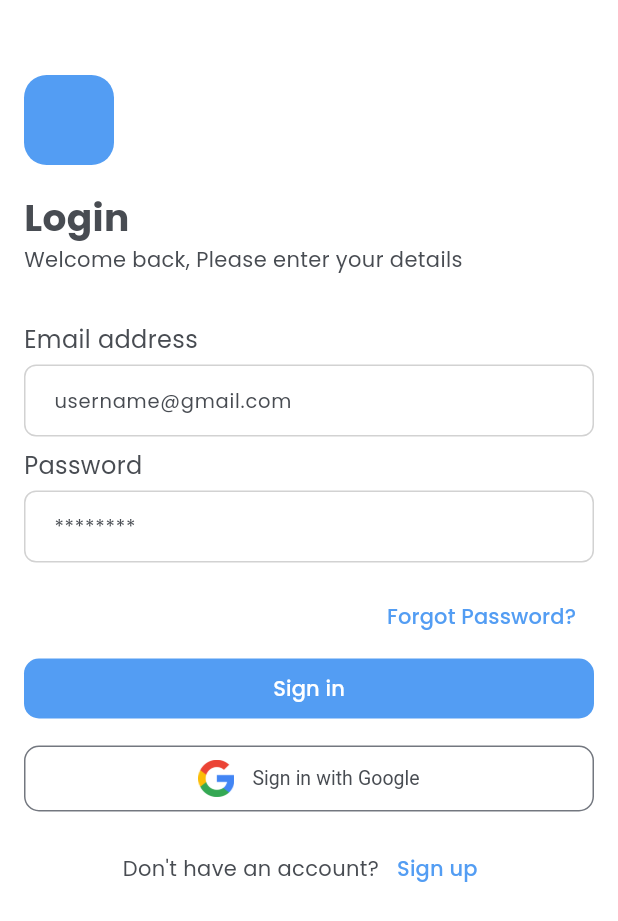
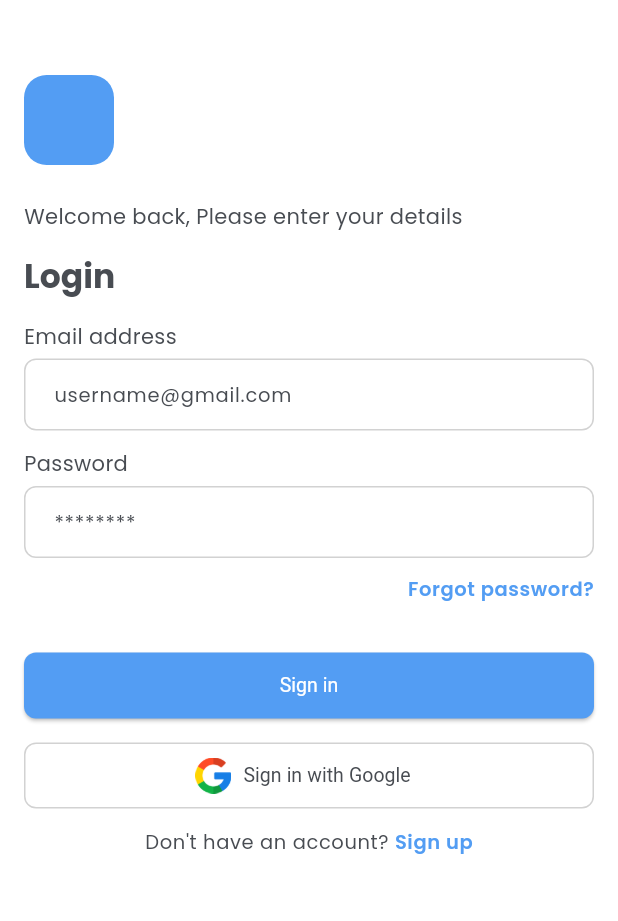
Before and after one commit to Wyntap-Inc/easevents_app, a Flutter app: the LoginPage screen opened directly, on a phone screen of 412 x 824 dp. Shown: the top 921 px of the screen. Run offline on Flutter 3.47's test engine with Material 3 defaults, Android fonts, the phone set to English and light mode, and no system bars; our stand-ins replace google_fonts.

Commit message:
updated login: texttheme styles, richtext, singlechild scrollview. updated main: portrait mode only

```diff
--- a/lib/exports.dart
+++ b/lib/exports.dart
@@ -1,5 +1,6 @@
 export 'package:flutter/material.dart';
 export 'package:flutter/gestures.dart';
+export 'package:flutter/services.dart';
 
 export './constants/styles.dart';
 export './constants/app_theme.dart';
--- a/lib/main.dart
+++ b/lib/main.dart
@@ -8,6 +8,10 @@ class MyApp extends StatelessWidget {
   const MyApp({super.key});
   @override
   Widget build(BuildContext context) {
+    SystemChrome.setPreferredOrientations([
+      DeviceOrientation.portraitUp,
+    ]);
+
     return MaterialApp(
       debugShowCheckedModeBanner: false,
       title: 'Flutter Demo',
--- a/lib/screens/login_screen.dart
+++ b/lib/screens/login_screen.dart
@@ -7,11 +7,12 @@ class LoginPage extends StatelessWidget {
   Widget build(BuildContext context) {
     return SafeArea(
       child: Scaffold(
-        body: Padding(
+        body: SingleChildScrollView(
+          child: Padding(
             padding: const EdgeInsets.only(left: 16, right: 16, top: 50),
             child: Column(
               crossAxisAlignment: CrossAxisAlignment.start,
-            children: [
+              children: <Widget>[
                 Container(
                   width: 60,
                   height: 60,
@@ -21,55 +22,45 @@ class LoginPage extends StatelessWidget {
                   ),
                 ),
                 const SizedBox(
-                height: 17,
-              ),
-              const Text(
-                'Login',
-                style: TextStyle(
-                  fontSize: 25,
-                  fontWeight: FontWeight.bold,
-                ),
+                  height: 24,
                 ),
                 const Text('Welcome back, Please enter your details'),
                 const SizedBox(
-                height: 32,
+                  height: 16,
                 ),
-              const Text(
+                Text('Login',
+                    style: Theme.of(context).textTheme.titleLarge!.copyWith(
+                          fontWeight: FontWeight.bold,
+                        )),
+                const SizedBox(
+                  height: 16,
+                ),
+                Text(
                   'Email address',
-                style: TextStyle(
-                  fontSize: 16,
-                ),
+                  style: Theme.of(context).textTheme.bodyMedium!,
                 ),
                 const SizedBox(
                   height: 5,
                 ),
                 TextFormField(
-                decoration: InputDecoration(
+                  decoration: const InputDecoration(
                     hintText: 'username@gmail.com',
-                  border: OutlineInputBorder(
-                    borderRadius: BorderRadius.circular(10),
-                  ),
                   ),
                 ),
                 const SizedBox(
-                height: 8,
+                  height: 12,
                 ),
-              const Text(
+                Text(
                   'Password',
-                style: TextStyle(
-                  fontSize: 16,
-                ),
+                  style: Theme.of(context).textTheme.bodyMedium!,
                 ),
                 const SizedBox(
                   height: 5,
                 ),
                 TextFormField(
                   obscureText: true,
-                decoration: InputDecoration(
+                  decoration: const InputDecoration(
                     hintText: '********',
-                  border: OutlineInputBorder(
-                    borderRadius: BorderRadius.circular(10),
-                  ),
                   ),
                 ),
                 const SizedBox(
@@ -78,52 +69,47 @@ class LoginPage extends StatelessWidget {
                 Row(
                   mainAxisAlignment: MainAxisAlignment.end,
                   children: [
-                  TextButton(
-                    onPressed: () {},
-                    child: const Text('Forgot Password?'),
+                    RichText(
+                      textAlign: TextAlign.end,
+                      text: TextSpan(
+                        text: 'Forgot password?',
+                        style: Theme.of(context).textTheme.bodySmall!.copyWith(
+                              color: AppColors.primaryColor,
+                              fontWeight: FontWeight.w600,
+                            ),
+                        recognizer: TapGestureRecognizer()
+                          ..onTap = () {
+                            Navigator.of(context).push(
+                              MaterialPageRoute(
+                                builder: (context) => const LoginPage(),
+                              ),
+                            );
+                          },
+                      ),
                     ),
                   ],
                 ),
-              SizedBox(
-                width: double.infinity,
-                child: FilledButton(
-                  style: ButtonStyle(
-                    shape: MaterialStateProperty.all(
-                      RoundedRectangleBorder(
-                        borderRadius: BorderRadius.circular(10),
+                const SizedBox(
+                  height: 32,
                 ),
-                    ),
-                  ),
+                ElevatedButton(
                   onPressed: () {},
                   child: const Text('Sign in'),
-                ),
                 ),
                 const SizedBox(
                   height: 12,
                 ),
-              SizedBox(
-                width: double.infinity,
-                child: OutlinedButton(
-                  style: ButtonStyle(
-                    shape: MaterialStateProperty.all(
-                      RoundedRectangleBorder(
-                        borderRadius: BorderRadius.circular(10),
-                      ),
-                    ),
-                  ),
+                OutlinedButton.icon(
                   onPressed: () {},
-                  child: Row(
-                    mainAxisAlignment: MainAxisAlignment.center,
-                    children: [
-                      Image.asset(
-                        'assets/images/GoogleLogo.png',
+                  icon: Image.asset(
+                    'asset/icon/google.png',
+                    height: 24,
                     width: 24,
                   ),
-                      const SizedBox(
-                        width: 12,
-                      ),
-                      const Text('Sign in with Google'),
-                    ],
+                  label: const Text('Sign in with Google'),
+                  style: OutlinedButton.styleFrom(
+                    side: BorderSide(
+                      color: AppColors.enabledBorderSideColor,
                     ),
                   ),
                 ),
@@ -133,14 +119,36 @@ class LoginPage extends StatelessWidget {
                 Row(
                   mainAxisAlignment: MainAxisAlignment.center,
                   children: [
-                  const Text('Don\'t have an account?'),
-                  TextButton(
-                    onPressed: () {},
-                    child: const Text('Sign up'),
+                    RichText(
+                      textAlign: TextAlign.center,
+                      text: TextSpan(
+                        children: [
+                          TextSpan(
+                            text: 'Don\'t have an account? ',
+                            style:
+                                Theme.of(context).textTheme.bodySmall!.copyWith(
+                                      color: AppColors.textPrimary,
+                                    ),
+                          ),
+                          TextSpan(
+                            text: 'Sign up',
+                            style:
+                                Theme.of(context).textTheme.bodySmall!.copyWith(
+                                      color: AppColors.primaryColor,
+                                      fontWeight: FontWeight.w600,
+                                    ),
+                            recognizer: TapGestureRecognizer()
+                              ..onTap = () {
+                                Navigator.of(context).pop();
+                              },
                           ),
                         ],
                       ),
+                    ),
                   ],
+                )
+              ],
+            ),
           ),
         ),
       ),
```
Lines whose indentation alone changed are shown as unchanged.
